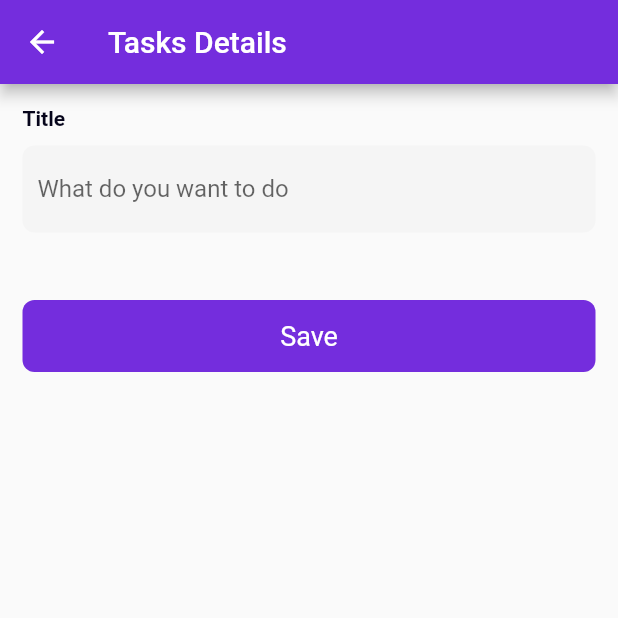
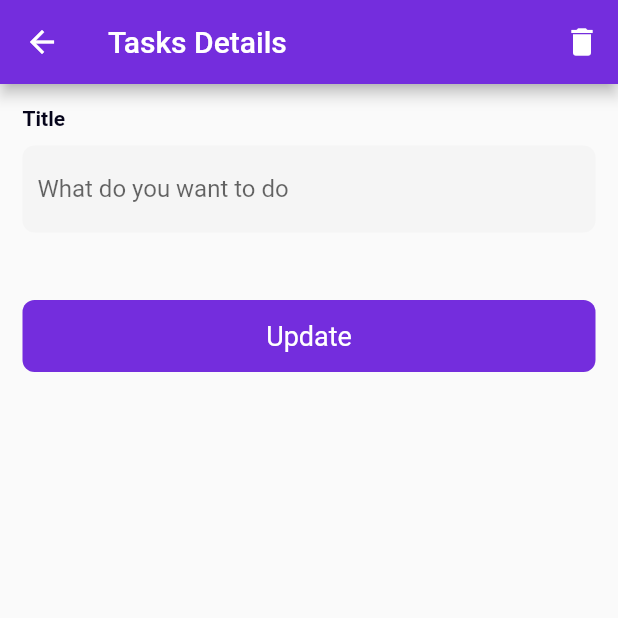
Before and after one commit to fiki2002/Todo_App_REST_API, a Flutter app: the TaskDetailsPage screen opened directly with empty values, on a phone screen of 412 x 824 dp, the top half of it. Run offline on Flutter 3.47's test engine with Material 2 defaults, Android fonts, the phone set to English and light mode, and no system bars; our stand-ins replace shared_preferences; accounts and stored records are empty.

```diff
--- /dev/null
+++ b/lib/provider/taskProvider/add_task_provider.dart
@@ -0,0 +1 @@
+import 'package:flutter/material.dart';
--- a/lib/screens/taskPage/task_details_page.dart
+++ b/lib/screens/taskPage/task_details_page.dart
@@ -34,6 +34,15 @@ class _TaskDetailsPageState extends State<TaskDetailsPage> {
     return Scaffold(
         appBar: AppBar(
           title: const Text('Tasks Details'),
+          actions: [
+            IconButton(
+              icon: const Icon(
+                Icons.delete,
+                color: Colors.white,
+              ),
+              onPressed: () {},
+            ),
+          ],
         ),
         body: CustomScrollView(
           slivers: [
@@ -52,6 +61,7 @@ class _TaskDetailsPageState extends State<TaskDetailsPage> {
                     ),
                     customButton(
                       status: false,
+                      text: 'Update',
                       context: context,
                       tap: () {},
                     )
```
Also changed, not shown: lib/provider/taskProvider/delete_task_provider.dart (added, +68 -0 lines).
